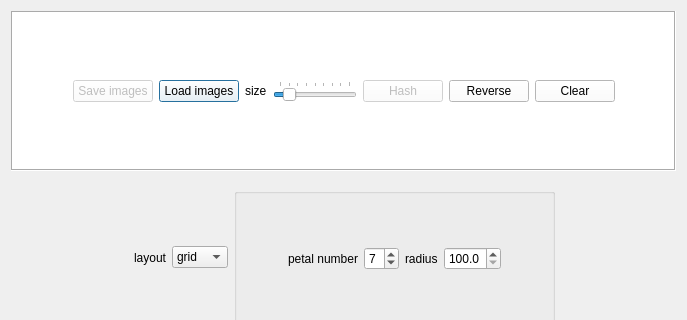
Before: the Qt Designer form forms/MainWindow.ui in czimbortibor/Large-annotated-image-collection-management, drawn with Qt 5; both pictures show x 0 to 687 and y 0 to 320 of the 687 by 515 pixel window.
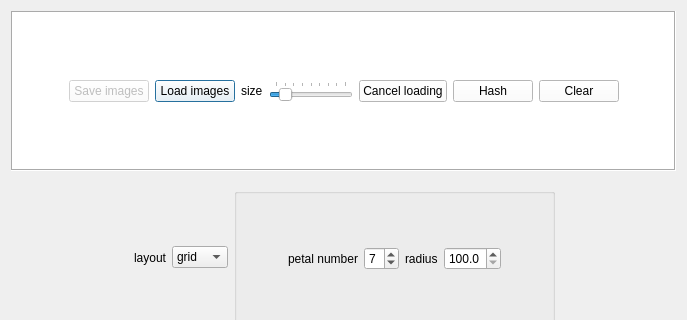
After: the same form once the commit is applied. Icons and pictures are not drawn.

What changed in the file:
```diff
--- a/forms/MainWindow.ui
+++ b/forms/MainWindow.ui
@@ -122,25 +122,28 @@
           </widget>
          </item>
          <item>
-          <widget class="QPushButton" name="btn_hash">
+          <widget class="QPushButton" name="btn_cancelLoad">
            <property name="enabled">
-            <bool>false</bool>
+            <bool>true</bool>
            </property>
            <property name="styleSheet">
             <string notr="true"/>
            </property>
            <property name="text">
-            <string>Hash</string>
+            <string>Cancel loading</string>
            </property>
           </widget>
          </item>
          <item>
-          <widget class="QPushButton" name="btn_reverse">
+          <widget class="QPushButton" name="btn_hash">
+           <property name="enabled">
+            <bool>true</bool>
+           </property>
            <property name="styleSheet">
             <string notr="true"/>
            </property>
            <property name="text">
-            <string>Reverse</string>
+            <string>Hash</string>
            </property>
           </widget>
          </item>
```
